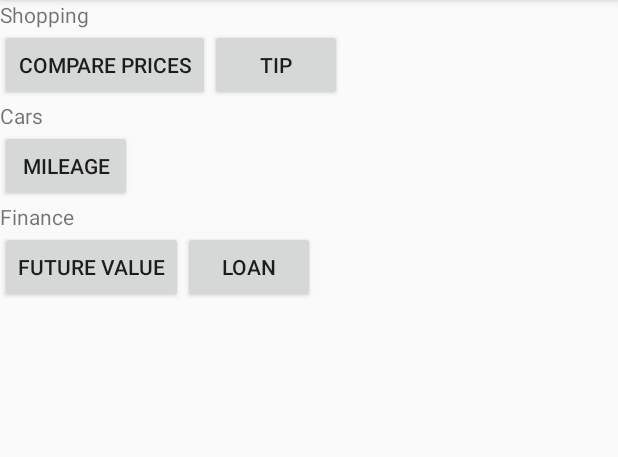
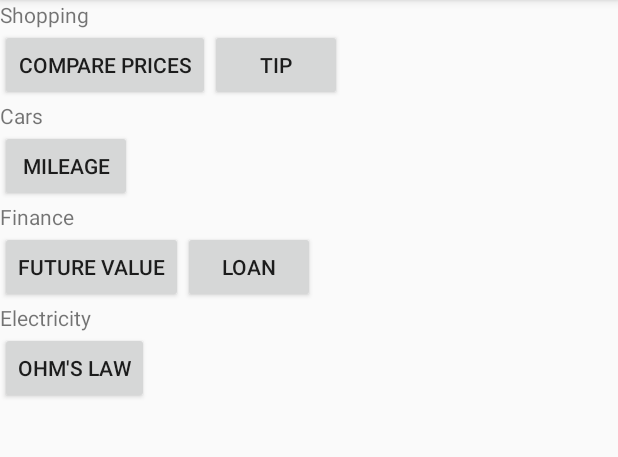
Before and after one commit to JacobTapp23/CIT-360, an Android app: the screen it shows after launch (Calculators), on a phone screen of 412 x 824 dp, the part 84-541 px from its top. Run offline under Robolectric (Android 15) with nearby library versions, the phone set to English and light mode, and no system bars.

Commit message:
Add Ohm's Law calculator

```diff
--- a/Calculators/app/src/main/java/edu/byui/cit360/calculators/ComparePrices.java
+++ b/Calculators/app/src/main/java/edu/byui/cit360/calculators/ComparePrices.java
@@ -45,10 +45,10 @@ public class ComparePrices extends Activity {
         for (int i = 0;  i < compares.length;  ++i) {
             try {
                 Compare comp = compares[i];
-                double price = LoanCalc.getCur(comp.curPrice);
-                double quant = LoanCalc.getDec(comp.decQuant);
+                double price = Loan.getCur(comp.curPrice);
+                double quant = Loan.getDec(comp.decQuant);
                 double per = price / quant;
-                comp.curPer.setText(LoanCalc.curFmtr.format(per));
+                comp.curPer.setText(Loan.curFmtr.format(per));
                 if (per < min) {
                     min = per;
                     index = i;
--- a/Calculators/app/src/main/java/edu/byui/cit360/calculators/LoanCalc.java
+++ b/Calculators/app/src/main/java/edu/byui/cit360/calculators/Loan.java
@@ -9,14 +9,14 @@ import android.widget.TextView;
 import java.text.NumberFormat;
 import java.text.ParseException;
 
-public class LoanCalc extends Activity {
+public class Loan extends Activity {
     private EditText decAmt, decAR, intYears, intPPY, intPTD;
     private TextView curPay, curBal;
 
     @Override
     protected void onCreate(Bundle savedInstanceState) {
         super.onCreate(savedInstanceState);
-        setContentView(R.layout.loan_calc);
+        setContentView(R.layout.loan);
 
         decAmt = (EditText)findViewById(R.id.decAmt);
         decAR = (EditText)findViewById(R.id.decAR);
--- a/Calculators/app/src/main/java/edu/byui/cit360/calculators/Tip.java
+++ b/Calculators/app/src/main/java/edu/byui/cit360/calculators/Tip.java
@@ -25,11 +25,11 @@ public class Tip extends Activity {
 
     public void onTipClick(View view) {
         try {
-            double cost = LoanCalc.getCur(decCost);
+            double cost = Loan.getCur(decCost);
             double t12 = cost * 0.12;
             double t15 = cost * 0.15;
             double t18 = cost * 0.18;
-            NumberFormat fmtr = LoanCalc.curFmtr;
+            NumberFormat fmtr = Loan.curFmtr;
             num12.setText(fmtr.format(t12));
             num15.setText(fmtr.format(t15));
             num18.setText(fmtr.format(t18));
--- a/Calculators/app/src/main/res/layout/calculators.xml
+++ b/Calculators/app/src/main/res/layout/calculators.xml
@@ -1,26 +1,29 @@
 <?xml version="1.0" encoding="utf-8"?>
 
-<RelativeLayout
+<LinearLayout
     xmlns:android="http://schemas.android.com/apk/res/android"
     xmlns:tools="http://schemas.android.com/tools"
     android:layout_width="match_parent"
     android:layout_height="match_parent"
+    android:orientation="vertical"
     tools:context="edu.byui.cit360.calculators.Calculators">
 
     <TextView
         android:id="@+id/lblShopping"
         android:layout_width="wrap_content"
         android:layout_height="wrap_content"
-        android:layout_alignParentStart="true"
-        android:layout_alignParentTop="true"
         android:text="@string/shopping" />
+
+    <LinearLayout
+        android:layout_width="wrap_content"
+        android:layout_height="wrap_content"
+        android:orientation="horizontal">
 
         <Button
             android:id="@+id/btnCompare"
             android:layout_width="wrap_content"
             android:layout_height="wrap_content"
-        android:layout_alignParentStart="true"
-        android:layout_below="@id/lblShopping"
+            android:layout_weight="1"
             android:onClick="onCompareClick"
             android:text="@string/compPrices" />
 
@@ -28,42 +31,47 @@
             android:id="@+id/btnTips"
             android:layout_width="wrap_content"
             android:layout_height="wrap_content"
-        android:layout_alignBaseline="@+id/btnCompare"
-        android:layout_toEndOf="@+id/btnCompare"
+            android:layout_weight="1"
             android:onClick="onTipClick"
             android:text="@string/tip" />
+
+    </LinearLayout>
 
     <TextView
         android:id="@+id/lblCars"
         android:layout_width="wrap_content"
         android:layout_height="wrap_content"
-        android:layout_alignParentStart="true"
-        android:layout_below="@id/btnCompare"
         android:text="@string/cars" />
+
+    <LinearLayout
+        android:layout_width="wrap_content"
+        android:layout_height="wrap_content"
+        android:orientation="horizontal">
 
         <Button
             android:id="@+id/btnDistPerVol"
             android:layout_width="wrap_content"
             android:layout_height="wrap_content"
-        android:layout_alignParentStart="true"
-        android:layout_below="@id/lblCars"
             android:onClick="onDistPerVolClick"
             android:text="@string/distPerVol" />
+
+    </LinearLayout>
 
     <TextView
         android:id="@+id/lblFinance"
         android:layout_width="wrap_content"
         android:layout_height="wrap_content"
-        android:layout_alignParentStart="true"
-        android:layout_below="@id/btnDistPerVol"
         android:text="@string/finance" />
+
+    <LinearLayout
+        android:layout_width="wrap_content"
+        android:layout_height="wrap_content"
+        android:orientation="horizontal">
 
         <Button
             android:id="@+id/btnFV"
             android:layout_width="wrap_content"
             android:layout_height="wrap_content"
-        android:layout_alignParentStart="true"
-        android:layout_below="@id/lblFinance"
             android:onClick="onInvestClick"
             android:text="@string/fv" />
 
@@ -71,9 +79,29 @@
             android:id="@+id/btnLoan"
             android:layout_width="wrap_content"
             android:layout_height="wrap_content"
-        android:layout_alignBaseline="@id/btnFV"
-        android:layout_toEndOf="@id/btnFV"
             android:onClick="onLoanClick"
             android:text="@string/loan" />
 
-</RelativeLayout>
+    </LinearLayout>
+
+    <TextView
+        android:id="@+id/lblElectricity"
+        android:layout_width="wrap_content"
+        android:layout_height="wrap_content"
+        android:text="@string/electricity" />
+
+    <LinearLayout
+        android:layout_width="wrap_content"
+        android:layout_height="wrap_content"
+        android:orientation="horizontal">
+
+        <Button
+            android:id="@+id/btnOhmsLaw"
+            android:layout_width="wrap_content"
+            android:layout_height="wrap_content"
+            android:onClick="onOhmsLawClick"
+            android:text="@string/ohmsLaw" />
+
+    </LinearLayout>
+
+</LinearLayout>
--- a/Calculators/app/src/main/res/layout/invest_calc.xml
+++ b/Calculators/app/src/main/res/layout/invest.xml
@@ -7,7 +7,7 @@
     android:layout_width="match_parent"
     android:layout_height="match_parent"
     android:columnCount="2"
-    tools:context="edu.byui.cit360.calculators.InvestCalc">
+    tools:context="edu.byui.cit360.calculators.Invest">
 
     <TextView
         android:id="@+id/lblPrinc"
--- a/Calculators/app/src/main/res/layout/loan_calc.xml
+++ b/Calculators/app/src/main/res/layout/loan.xml
@@ -6,7 +6,7 @@
     android:layout_width="match_parent"
     android:layout_height="match_parent"
     android:columnCount="2"
-    tools:context="edu.byui.cit360.calculators.LoanCalc">
+    tools:context="edu.byui.cit360.calculators.Loan">
 
     <TextView
         android:id="@+id/lblAmt"
--- a/Calculators/app/src/main/res/values/strings.xml
+++ b/Calculators/app/src/main/res/values/strings.xml
@@ -40,4 +40,6 @@
 
     <string name="clear">Clear</string>
     <string name="reset">Reset</string>
+    <string name="electricity">Electricity</string>
+    <string name="ohmsLaw">Ohm\'s Law</string>
 </resources>
```
Also changed, not shown: Calculators/app/src/main/AndroidManifest.xml (+9 -3 lines), Calculators/app/src/main/java/edu/byui/cit360/calculators/Calculators.java (+7 -2 lines), Calculators/app/src/main/java/edu/byui/cit360/calculators/DistPerVol.java (+6 -6 lines), Calculators/app/src/main/java/edu/byui/cit360/calculators/Invest.java (renamed from Calculators/app/src/main/java/edu/byui/cit360/calculators/InvestCalc.java, +7 -7 lines), Calculators/app/src/main/java/edu/byui/cit360/calculators/OhmsLaw.java (added, +62 -0 lines), Calculators/app/src/main/res/layout/ohms_law.xml (added, +101 -0 lines). Lines whose indentation alone changed are shown as unchanged.
